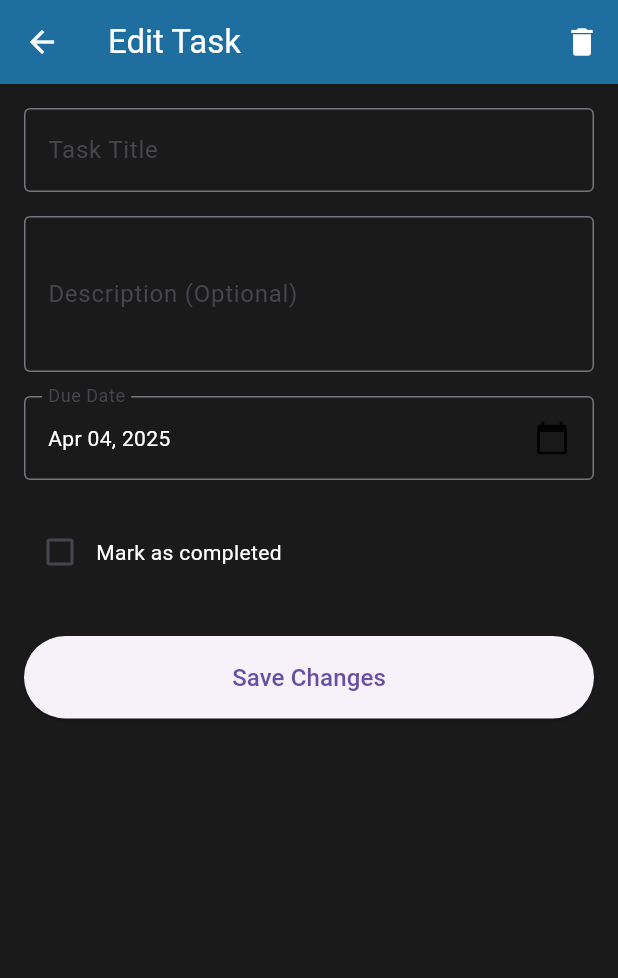
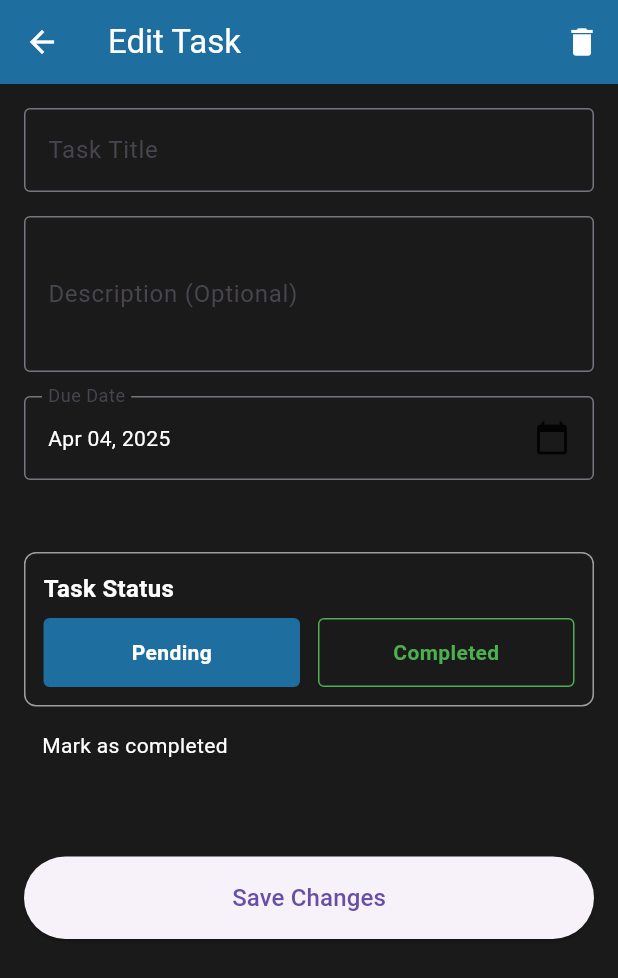
Before and after one commit to Albin2207/Todo, a Flutter app: the EditTaskPage screen opened directly with empty values, on a phone screen of 412 x 824 dp. Shown: the top 978 px of the screen. Run offline on Flutter 3.47's test engine with Material 3 defaults, Android fonts, the phone set to English and light mode, and no system bars; our stand-ins replace cloud_firestore, firebase_auth, firebase_core, line_awesome_flutter; accounts and stored records are empty; network calls fail.

Commit message:
after adding pending feature

```diff
--- a/lib/view/todo screens/add_todo.dart
+++ b/lib/view/todo screens/add_todo.dart
@@ -4,7 +4,7 @@ import 'package:todo_app_firebase/controllers/database_service.dart';
 
 
 class AddTaskPage extends StatefulWidget {
-  const AddTaskPage({Key? key}) : super(key: key);
+  const AddTaskPage({super.key});
 
   @override
   _AddTaskPageState createState() => _AddTaskPageState();
--- a/lib/view/todo screens/edit_todo.dart
+++ b/lib/view/todo screens/edit_todo.dart
@@ -3,13 +3,13 @@ import 'package:intl/intl.dart';
 import 'package:todo_app_firebase/controllers/database_service.dart';
 import 'package:todo_app_firebase/models/todo_model.dart';
 
-
 class EditTaskPage extends StatefulWidget {
   final Task task;
 
-  const EditTaskPage({Key? key, required this.task}) : super(key: key);
+  const EditTaskPage({super.key, required this.task});
 
   @override
+  // ignore: library_private_types_in_public_api
   _EditTaskPageState createState() => _EditTaskPageState();
 }
 
@@ -28,7 +28,9 @@ class _EditTaskPageState extends State<EditTaskPage> {
   void initState() {
     super.initState();
     _titleController = TextEditingController(text: widget.task.title);
-    _descriptionController = TextEditingController(text: widget.task.description);
+    _descriptionController = TextEditingController(
+      text: widget.task.description,
+    );
     _selectedDate = widget.task.dueDate;
   }
 
@@ -43,7 +45,9 @@ class _EditTaskPageState extends State<EditTaskPage> {
     final DateTime? picked = await showDatePicker(
       context: context,
       initialDate: _selectedDate,
-      firstDate: DateTime.now().subtract(const Duration(days: 365)), // Allow picking past dates for editing
+      firstDate: DateTime.now().subtract(
+        const Duration(days: 365),
+      ), // Allow picking past dates for editing
       lastDate: DateTime(2100),
     );
 
@@ -75,13 +79,15 @@ class _EditTaskPageState extends State<EditTaskPage> {
           Navigator.pop(context);
         } else {
           ScaffoldMessenger.of(context).showSnackBar(
-            const SnackBar(content: Text('Failed to update task. Please try again.')),
+            const SnackBar(
+              content: Text('Failed to update task. Please try again.'),
+            ),
           );
         }
       } catch (e) {
-        ScaffoldMessenger.of(context).showSnackBar(
-          SnackBar(content: Text('Error: $e')),
-        );
+        ScaffoldMessenger.of(
+          context,
+        ).showSnackBar(SnackBar(content: Text('Error: $e')));
       } finally {
         setState(() {
           _isLoading = false;
@@ -104,7 +110,8 @@ class _EditTaskPageState extends State<EditTaskPage> {
           ),
         ],
       ),
-      body: _isLoading
+      body:
+          _isLoading
               ? const Center(child: CircularProgressIndicator())
               : SingleChildScrollView(
                 padding: const EdgeInsets.all(16.0),
@@ -153,24 +160,28 @@ class _EditTaskPageState extends State<EditTaskPage> {
                         ),
                       ),
                       const SizedBox(height: 24),
-                    Row(
+                      // Replace the problematic Row in the build method with this code
+                      Column(
+                        crossAxisAlignment: CrossAxisAlignment.stretch,
                         children: [
-                        Checkbox(
-                          value: widget.task.isCompleted,
-                          onChanged: (bool? value) {
-                            if (value != null) {
-                              _dbService.toggleTaskCompletion(
-                                widget.task.id,
-                                widget.task.isCompleted,
-                              ).then((_) {
-                                setState(() {
-                                  widget.task.isCompleted = value;
-                                });
-                              });
-                            }
-                          },
+                          const SizedBox(height: 24),
+                          _buildStatusToggle(),
+                          const SizedBox(height: 16),
+                          Padding(
+                            padding: const EdgeInsets.symmetric(horizontal: 12),
+                            child: Text(
+                              widget.task.isCompleted
+                                  ? 'Mark as pending'
+                                  : 'Mark as completed',
+                              style: TextStyle(
+                                color:
+                                    Theme.of(
+                                      context,
+                                    ).textTheme.bodyLarge?.color,
                               ),
-                        const Text('Mark as completed'),
+                            ),
+                          ),
+                          const SizedBox(height: 32),
                         ],
                       ),
                       const SizedBox(height: 32),
@@ -217,10 +228,7 @@ class _EditTaskPageState extends State<EditTaskPage> {
               },
             ),
             TextButton(
-              child: const Text(
-                'Delete',
-                style: TextStyle(color: Colors.red),
-              ),
+              child: const Text('Delete', style: TextStyle(color: Colors.red)),
               onPressed: () {
                 _dbService.deleteTask(widget.task.id).then((_) {
                   Navigator.of(context).pop(); // Close dialog
@@ -233,4 +241,109 @@ class _EditTaskPageState extends State<EditTaskPage> {
       },
     );
   }
+
+  Widget _buildStatusToggle() {
+    return Container(
+      padding: const EdgeInsets.all(12),
+      decoration: BoxDecoration(
+        border: Border.all(color: Colors.grey),
+        borderRadius: BorderRadius.circular(8),
+      ),
+      child: Column(
+        crossAxisAlignment: CrossAxisAlignment.start,
+        children: [
+          const Text(
+            'Task Status',
+            style: TextStyle(fontSize: 16, fontWeight: FontWeight.bold),
+          ),
+          const SizedBox(height: 8),
+          Row(
+            children: [
+              Expanded(
+                child: GestureDetector(
+                  onTap: () {
+                    if (widget.task.isCompleted) {
+                      _dbService
+                          .toggleTaskCompletion(
+                            widget.task.id,
+                            widget.task.isCompleted,
+                          )
+                          .then((_) {
+                            setState(() {
+                              widget.task.isCompleted = false;
+                            });
+                          });
                     }
+                  },
+                  child: Container(
+                    padding: const EdgeInsets.symmetric(vertical: 12),
+                    decoration: BoxDecoration(
+                      color:
+                          !widget.task.isCompleted
+                              ? Color(0xFF1E6F9F)
+                              : Colors.transparent,
+                      borderRadius: BorderRadius.circular(4),
+                      border: Border.all(color: Color(0xFF1E6F9F)),
+                    ),
+                    alignment: Alignment.center,
+                    child: Text(
+                      'Pending',
+                      style: TextStyle(
+                        color:
+                            !widget.task.isCompleted
+                                ? Colors.white
+                                : Color(0xFF1E6F9F),
+                        fontWeight: FontWeight.bold,
+                      ),
+                    ),
+                  ),
+                ),
+              ),
+              const SizedBox(width: 12),
+              Expanded(
+                child: GestureDetector(
+                  onTap: () {
+                    if (!widget.task.isCompleted) {
+                      _dbService
+                          .toggleTaskCompletion(
+                            widget.task.id,
+                            widget.task.isCompleted,
+                          )
+                          .then((_) {
+                            setState(() {
+                              widget.task.isCompleted = true;
+                            });
+                          });
+                    }
+                  },
+                  child: Container(
+                    padding: const EdgeInsets.symmetric(vertical: 12),
+                    decoration: BoxDecoration(
+                      color:
+                          widget.task.isCompleted
+                              ? Colors.green
+                              : Colors.transparent,
+                      borderRadius: BorderRadius.circular(4),
+                      border: Border.all(color: Colors.green),
+                    ),
+                    alignment: Alignment.center,
+                    child: Text(
+                      'Completed',
+                      style: TextStyle(
+                        color:
+                            widget.task.isCompleted
+                                ? Colors.white
+                                : Colors.green,
+                        fontWeight: FontWeight.bold,
+                      ),
+                    ),
+                  ),
+                ),
+              ),
+            ],
+          ),
+        ],
+      ),
+    );
+  }
+}
```
Also changed, not shown: lib/view/home/home_screen.dart (+70 -25 lines). Lines whose indentation alone changed are shown as unchanged.
